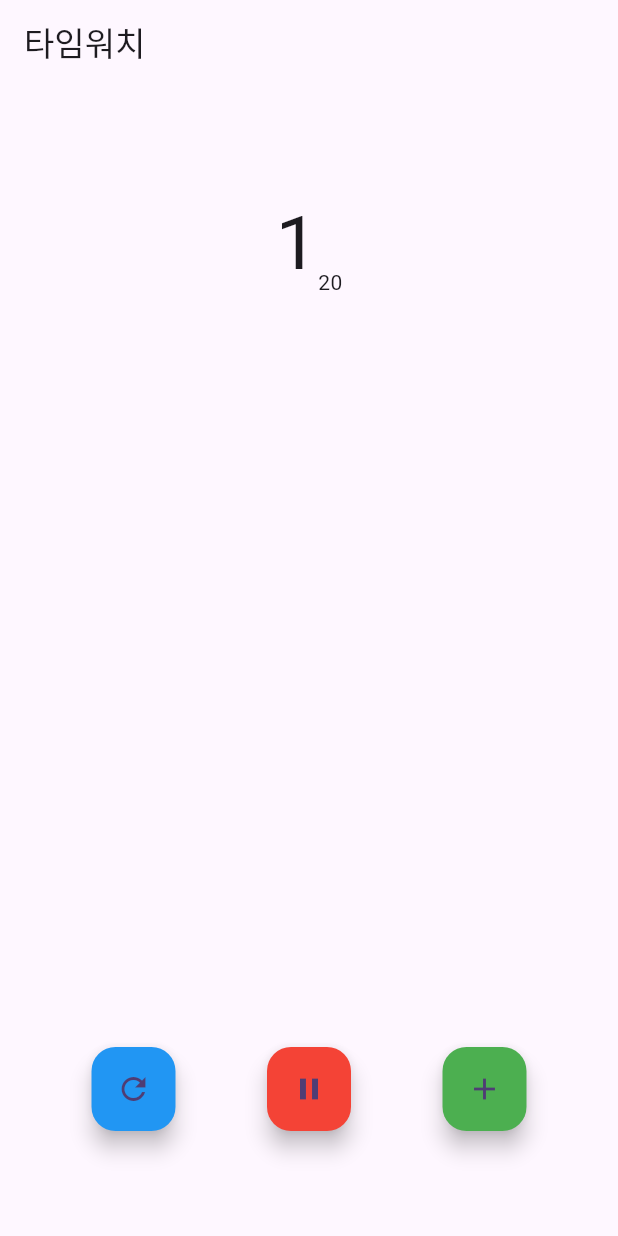
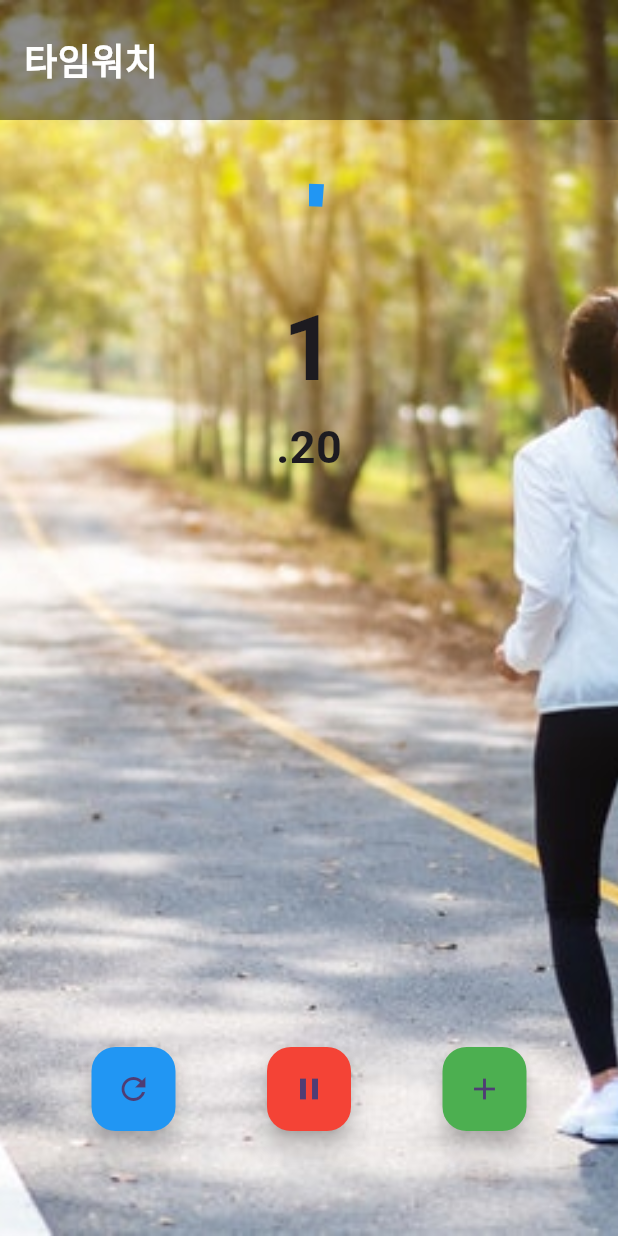
Before and after one commit to kimlg2/timewatch_flutter, a Flutter app: the screen it shows after launch, after a tap on the "play arrow" icon, on a phone screen of 412 x 824 dp. Run offline on Flutter 3.47's test engine with Material 3 defaults, Android fonts, the phone set to English and light mode, and no system bars.

Commit message:
타임워치 기능 구현 완료

```diff
--- a/lib/timewatch_screen.dart
+++ b/lib/timewatch_screen.dart
@@ -1,32 +1,28 @@
 import 'dart:async';
-
-import 'package:flutter/material.dart'; // 'matertal.dart'를 'material.dart'로 수정
+import 'package:flutter/material.dart';
 
 class TimewatchScreen extends StatefulWidget {
   const TimewatchScreen({super.key});
 
   @override
-  State<TimewatchScreen> createState() => _TimewatchScreenState(); // 문법 오류 수정
+  State<TimewatchScreen> createState() => _TimewatchScreenState();
 }
-
 
 class _TimewatchScreenState extends State<TimewatchScreen> {
   Timer? _timer;
-
   int _time = 0;
-
-  bool _isRunnung = false;
-
+  bool _isRunning = false;
   List<String> _lapTimes = [];
 
   void _clickButton() {
-    _isRunnung = !_isRunnung;
-    if (_isRunnung) {
+    _isRunning = !_isRunning;
+    if (_isRunning) {
       _start();
     } else {
       _pause();
     }
   }
+
   void _start() {
     _timer = Timer.periodic(const Duration(milliseconds: 10), (timer) {
       setState(() {
@@ -34,53 +30,117 @@ class _TimewatchScreenState extends State<TimewatchScreen> {
       });
     });
   }
+
   void _pause() {
     _timer?.cancel();
   }
+
   @override
   void dispose() {
     _timer?.cancel();
     super.dispose();
   }
+
   void _reset() {
-    _isRunnung = false;
+    _isRunning = false;
     _timer?.cancel();
     _lapTimes.clear();
     _time = 0;
   }
+
   void _recordLapTime(String time) {
     _lapTimes.insert(0, '${_lapTimes.length + 1}. $time');
   }
+
   @override
   Widget build(BuildContext context) {
     int sec = _time ~/ 100;
-    String hundredth = '${_time % 100}'.padLeft(2,'0');
+    String hundredth = '${_time % 100}'.padLeft(2, '0');
+    double progressValue = (_time % 10000) / 10000;
+
     return Scaffold(
-      appBar: AppBar(
-        title: const Text('타임워치'),
+      body: Container(
+        decoration: const BoxDecoration(
+          image: DecorationImage(
+            image: AssetImage('assets/images/GettyImages.jpg'),
+            fit: BoxFit.cover,
           ),
-      body: Column(
+        ),
+        child: Column(
           children: [
-          SizedBox(height: 70),
+
+            Container(
+              height: 80,
+              padding: const EdgeInsets.symmetric(horizontal: 16),
+              alignment: Alignment.centerLeft,
+              decoration: const BoxDecoration(
+                color: Colors.black45,
+              ),
+              child: const Text(
+                '타임워치',
+                style: TextStyle(
+                  color: Colors.white,
+                  fontSize: 24,
+                  fontWeight: FontWeight.bold,
+                ),
+              ),
+            ),
+            const SizedBox(height: 50),
             Row(
               mainAxisAlignment: MainAxisAlignment.center,
-            crossAxisAlignment: CrossAxisAlignment.end,
-            children:  [
+              children: [
+                SizedBox(
+                  height: 250,
+                  width: 250,
+                  child: Stack(
+                    alignment: Alignment.center,
+                    children: [
+                      SizedBox(
+                        height: 300,
+                        width: 300,
+                        child: CircularProgressIndicator(
+                          value: progressValue,
+                          strokeWidth: 15,
+                          valueColor: const AlwaysStoppedAnimation<Color>(Colors.blue),
+                        ),
+                      ),
+                      Column(
+                        mainAxisAlignment: MainAxisAlignment.center,
+                        crossAxisAlignment: CrossAxisAlignment.center,
+                        children: [
                           Text(
                             '$sec',
-                 style: TextStyle(fontSize: 50),
+                            style: const TextStyle(fontSize: 60, fontWeight: FontWeight.bold),
                           ),
                           Text(
-                '$hundredth',
+                            '.$hundredth',
+                            style: const TextStyle(fontSize: 30, fontWeight: FontWeight.bold),
                           ),
                         ],
                       ),
-          SizedBox(
+                    ],
+                  ),
+                ),
+              ],
+            ),
+            const SizedBox(height: 30),
+            Flexible(
+              child: SizedBox(
                 width: 100,
                 height: 200,
                 child: ListView(
-              children: _lapTimes.map((time) =>
-                  Center(child: Text(time))).toList(),
+                  children: _lapTimes
+                      .map((time) => Center(
+                    child: Text(
+                      time,
+                      style: const TextStyle(
+                        fontSize: 15,
+                        fontWeight: FontWeight.bold,
+                      ),
+                    ),
+                  ))
+                      .toList(),
+                ),
               ),
             ),
             const Spacer(),
@@ -102,9 +162,8 @@ class _TimewatchScreenState extends State<TimewatchScreen> {
                     setState(() {
                       _clickButton();
                     });
-
                   },
-                child: _isRunnung
+                  child: _isRunning
                       ? const Icon(Icons.pause)
                       : const Icon(Icons.play_arrow),
                 ),
@@ -115,13 +174,14 @@ class _TimewatchScreenState extends State<TimewatchScreen> {
                       _recordLapTime('$sec.$hundredth');
                     });
                   },
-                child: Icon(Icons.add),
+                  child: const Icon(Icons.add),
                 ),
               ],
             ),
             const SizedBox(height: 70),
           ],
         ),
+      ),
     );
   }
 }
--- a/pubspec.yaml
+++ b/pubspec.yaml
@@ -62,7 +62,9 @@ flutter:
   # assets:
   #   - images/a_dot_burr.jpeg
   #   - images/a_dot_ham.jpeg
-
+  assets:
+    - assets/images/images.jpeg
+    - assets/images/GettyImages.jpg
   # An image asset can refer to one or more resolution-specific "variants", see
   # https://flutter.dev/to/resolution-aware-images
 
```
Also changed, not shown: assets/images/GettyImages.jpg (added), assets/images/images.jpeg (added). Lines whose indentation alone changed are shown as unchanged.
